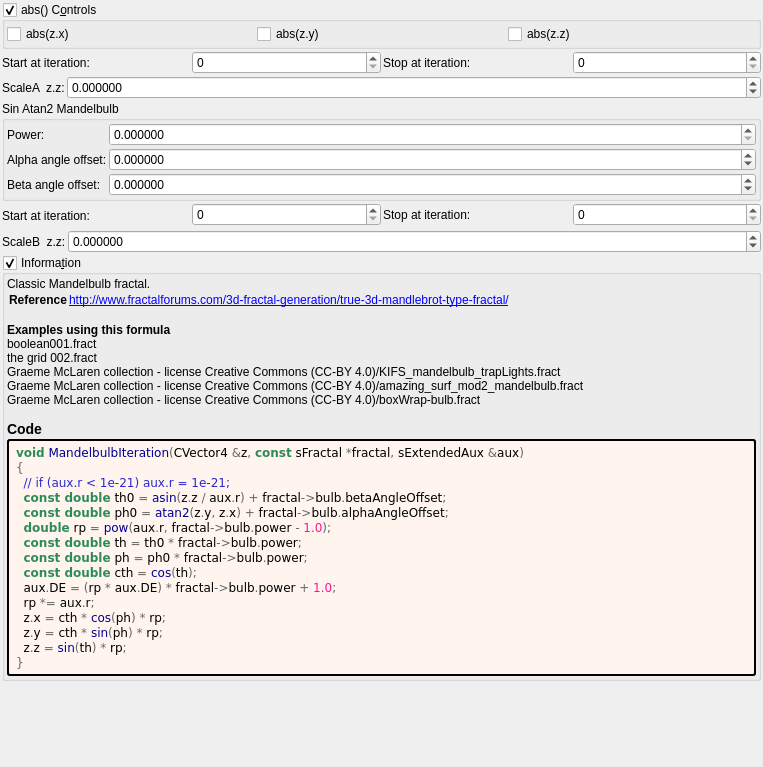
The window that mandelbulber2/formula/ui/mandelbulb_abs.ui (buddhi1980/mandelbulber2) describes before a commit, drawn with Qt 5.
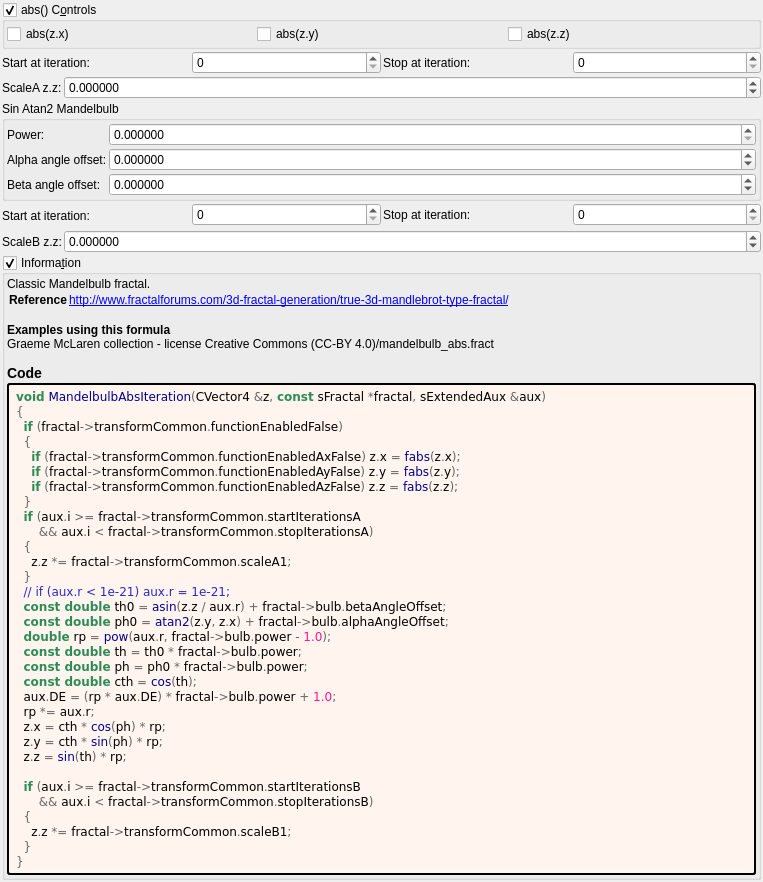
The same window after the commit. Custom widgets are drawn as their Qt base class.

Commit message: run populate scripts and codeStyleCheck

```diff
--- a/mandelbulber2/formula/ui/mandelbulb_abs.ui
+++ b/mandelbulber2/formula/ui/mandelbulb_abs.ui
@@ -167,7 +167,7 @@
      <item row="0" column="0" colspan="2">
       <widget class="QLabel" name="label_12">
        <property name="text">
-        <string>ScaleA  z.z:</string>
+        <string>ScaleA z.z:</string>
        </property>
       </widget>
      </item>
@@ -389,7 +389,7 @@
      <item row="0" column="0" colspan="2">
       <widget class="QLabel" name="label_13">
        <property name="text">
-        <string>ScaleB  z.z:</string>
+        <string>ScaleB z.z:</string>
        </property>
       </widget>
      </item>
@@ -429,7 +429,7 @@
 &lt;tr&gt;&lt;th&gt;Reference&lt;/th&gt;&lt;td&gt;&lt;a href=&quot;http://www.fractalforums.com/3d-fractal-generation/true-3d-mandlebrot-type-fractal/&quot;&gt;http://www.fractalforums.com/3d-fractal-generation/true-3d-mandlebrot-type-fractal/&lt;br&gt;
 &lt;/td&gt;&lt;/tr&gt;
 &lt;/table&gt;
-&lt;br&gt;&lt;b&gt;Examples using this formula&lt;/b&gt;&lt;br&gt;boolean001.fract&lt;br&gt;the grid 002.fract&lt;br&gt;Graeme McLaren  collection - license Creative Commons  (CC-BY 4.0)/KIFS_mandelbulb_trapLights.fract&lt;br&gt;Graeme McLaren  collection - license Creative Commons  (CC-BY 4.0)/amazing_surf_mod2_mandelbulb.fract&lt;br&gt;Graeme McLaren  collection - license Creative Commons  (CC-BY 4.0)/boxWrap-bulb.fract&lt;h3&gt;Code&lt;/h3&gt;</string>
+&lt;br&gt;&lt;b&gt;Examples using this formula&lt;/b&gt;&lt;br&gt;Graeme McLaren  collection - license Creative Commons  (CC-BY 4.0)/mandelbulb_abs.fract&lt;h3&gt;Code&lt;/h3&gt;</string>
         </property>
         <property name="wordWrap">
          <bool>true</bool>
@@ -449,8 +449,19 @@
         </property>
         <property name="text">
          <string notr="true">&lt;body style=&quot;background-color:#fff5ee&quot;&gt;
-&lt;pre style=&quot;color:#000000; background-color:#fff5ee;  font-family:'Courier New',monospace;&quot;&gt;&lt;span style=&quot;color:#2e8b57; font-weight:bold&quot;&gt;void&lt;/span&gt; &lt;span style=&quot;color:#00008f&quot;&gt;MandelbulbIteration&lt;/span&gt;&lt;span style=&quot;color:#676767&quot;&gt;(&lt;/span&gt;CVector4 &lt;span style=&quot;color:#676767&quot;&gt;&amp;amp;&lt;/span&gt;z&lt;span style=&quot;color:#676767&quot;&gt;,&lt;/span&gt; &lt;span style=&quot;color:#2e8b57; font-weight:bold&quot;&gt;const&lt;/span&gt; sFractal &lt;span style=&quot;color:#676767&quot;&gt;*&lt;/span&gt;fractal&lt;span style=&quot;color:#676767&quot;&gt;,&lt;/span&gt; sExtendedAux &lt;span style=&quot;color:#676767&quot;&gt;&amp;amp;&lt;/span&gt;aux&lt;span style=&quot;color:#676767&quot;&gt;)&lt;/span&gt;
+&lt;pre style=&quot;color:#000000; background-color:#fff5ee;  font-family:'Courier New',monospace;&quot;&gt;&lt;span style=&quot;color:#2e8b57; font-weight:bold&quot;&gt;void&lt;/span&gt; &lt;span style=&quot;color:#00008f&quot;&gt;MandelbulbAbsIteration&lt;/span&gt;&lt;span style=&quot;color:#676767&quot;&gt;(&lt;/span&gt;CVector4 &lt;span style=&quot;color:#676767&quot;&gt;&amp;amp;&lt;/span&gt;z&lt;span style=&quot;color:#676767&quot;&gt;,&lt;/span&gt; &lt;span style=&quot;color:#2e8b57; font-weight:bold&quot;&gt;const&lt;/span&gt; sFractal &lt;span style=&quot;color:#676767&quot;&gt;*&lt;/span&gt;fractal&lt;span style=&quot;color:#676767&quot;&gt;,&lt;/span&gt; sExtendedAux &lt;span style=&quot;color:#676767&quot;&gt;&amp;amp;&lt;/span&gt;aux&lt;span style=&quot;color:#676767&quot;&gt;)&lt;/span&gt;
 &lt;span style=&quot;color:#676767&quot;&gt;{&lt;/span&gt;
+  &lt;span style=&quot;color:#2e8b57; font-weight:bold&quot;&gt;if&lt;/span&gt; &lt;span style=&quot;color:#676767&quot;&gt;(&lt;/span&gt;fractal&lt;span style=&quot;color:#676767&quot;&gt;-&amp;gt;&lt;/span&gt;transformCommon&lt;span style=&quot;color:#676767&quot;&gt;.&lt;/span&gt;functionEnabledFalse&lt;span style=&quot;color:#676767&quot;&gt;)&lt;/span&gt;
+  &lt;span style=&quot;color:#676767&quot;&gt;{&lt;/span&gt;
+    &lt;span style=&quot;color:#2e8b57; font-weight:bold&quot;&gt;if&lt;/span&gt; &lt;span style=&quot;color:#676767&quot;&gt;(&lt;/span&gt;fractal&lt;span style=&quot;color:#676767&quot;&gt;-&amp;gt;&lt;/span&gt;transformCommon&lt;span style=&quot;color:#676767&quot;&gt;.&lt;/span&gt;functionEnabledAxFalse&lt;span style=&quot;color:#676767&quot;&gt;)&lt;/span&gt; z&lt;span style=&quot;color:#676767&quot;&gt;.&lt;/span&gt;x &lt;span style=&quot;color:#676767&quot;&gt;=&lt;/span&gt; &lt;span style=&quot;color:#00008f&quot;&gt;fabs&lt;/span&gt;&lt;span style=&quot;color:#676767&quot;&gt;(&lt;/span&gt;z&lt;span style=&quot;color:#676767&quot;&gt;.&lt;/span&gt;x&lt;span style=&quot;color:#676767&quot;&gt;);&lt;/span&gt;
+    &lt;span style=&quot;color:#2e8b57; font-weight:bold&quot;&gt;if&lt;/span&gt; &lt;span style=&quot;color:#676767&quot;&gt;(&lt;/span&gt;fractal&lt;span style=&quot;color:#676767&quot;&gt;-&amp;gt;&lt;/span&gt;transformCommon&lt;span style=&quot;color:#676767&quot;&gt;.&lt;/span&gt;functionEnabledAyFalse&lt;span style=&quot;color:#676767&quot;&gt;)&lt;/span&gt; z&lt;span style=&quot;color:#676767&quot;&gt;.&lt;/span&gt;y &lt;span style=&quot;color:#676767&quot;&gt;=&lt;/span&gt; &lt;span style=&quot;color:#00008f&quot;&gt;fabs&lt;/span&gt;&lt;span style=&quot;color:#676767&quot;&gt;(&lt;/span&gt;z&lt;span style=&quot;color:#676767&quot;&gt;.&lt;/span&gt;y&lt;span style=&quot;color:#676767&quot;&gt;);&lt;/span&gt;
+    &lt;span style=&quot;color:#2e8b57; font-weight:bold&quot;&gt;if&lt;/span&gt; &lt;span style=&quot;color:#676767&quot;&gt;(&lt;/span&gt;fractal&lt;span style=&quot;color:#676767&quot;&gt;-&amp;gt;&lt;/span&gt;transformCommon&lt;span style=&quot;color:#676767&quot;&gt;.&lt;/span&gt;functionEnabledAzFalse&lt;span style=&quot;color:#676767&quot;&gt;)&lt;/span&gt; z&lt;span style=&quot;color:#676767&quot;&gt;.&lt;/span&gt;z &lt;span style=&quot;color:#676767&quot;&gt;=&lt;/span&gt; &lt;span style=&quot;color:#00008f&quot;&gt;fabs&lt;/span&gt;&lt;span style=&quot;color:#676767&quot;&gt;(&lt;/span&gt;z&lt;span style=&quot;color:#676767&quot;&gt;.&lt;/span&gt;z&lt;span style=&quot;color:#676767&quot;&gt;);&lt;/span&gt;
+  &lt;span style=&quot;color:#676767&quot;&gt;}&lt;/span&gt;
+  &lt;span style=&quot;color:#2e8b57; font-weight:bold&quot;&gt;if&lt;/span&gt; &lt;span style=&quot;color:#676767&quot;&gt;(&lt;/span&gt;aux&lt;span style=&quot;color:#676767&quot;&gt;.&lt;/span&gt;i &lt;span style=&quot;color:#676767&quot;&gt;&amp;gt;=&lt;/span&gt; fractal&lt;span style=&quot;color:#676767&quot;&gt;-&amp;gt;&lt;/span&gt;transformCommon&lt;span style=&quot;color:#676767&quot;&gt;.&lt;/span&gt;startIterationsA
+      &lt;span style=&quot;color:#676767&quot;&gt;&amp;amp;&amp;amp;&lt;/span&gt; aux&lt;span style=&quot;color:#676767&quot;&gt;.&lt;/span&gt;i &lt;span style=&quot;color:#676767&quot;&gt;&amp;lt;&lt;/span&gt; fractal&lt;span style=&quot;color:#676767&quot;&gt;-&amp;gt;&lt;/span&gt;transformCommon&lt;span style=&quot;color:#676767&quot;&gt;.&lt;/span&gt;stopIterationsA&lt;span style=&quot;color:#676767&quot;&gt;)&lt;/span&gt;
+  &lt;span style=&quot;color:#676767&quot;&gt;{&lt;/span&gt;
+    z&lt;span style=&quot;color:#676767&quot;&gt;.&lt;/span&gt;z &lt;span style=&quot;color:#676767&quot;&gt;*=&lt;/span&gt; fractal&lt;span style=&quot;color:#676767&quot;&gt;-&amp;gt;&lt;/span&gt;transformCommon&lt;span style=&quot;color:#676767&quot;&gt;.&lt;/span&gt;scaleA1&lt;span style=&quot;color:#676767&quot;&gt;;&lt;/span&gt;
+  &lt;span style=&quot;color:#676767&quot;&gt;}&lt;/span&gt;
   &lt;span style=&quot;color:#2929cc&quot;&gt;// if (aux.r &amp;lt; 1e-21) aux.r = 1e-21;&lt;/span&gt;
   &lt;span style=&quot;color:#2e8b57; font-weight:bold&quot;&gt;const double&lt;/span&gt; th0 &lt;span style=&quot;color:#676767&quot;&gt;=&lt;/span&gt; &lt;span style=&quot;color:#00008f&quot;&gt;asin&lt;/span&gt;&lt;span style=&quot;color:#676767&quot;&gt;(&lt;/span&gt;z&lt;span style=&quot;color:#676767&quot;&gt;.&lt;/span&gt;z &lt;span style=&quot;color:#676767&quot;&gt;/&lt;/span&gt; aux&lt;span style=&quot;color:#676767&quot;&gt;.&lt;/span&gt;r&lt;span style=&quot;color:#676767&quot;&gt;) +&lt;/span&gt; fractal&lt;span style=&quot;color:#676767&quot;&gt;-&amp;gt;&lt;/span&gt;bulb&lt;span style=&quot;color:#676767&quot;&gt;.&lt;/span&gt;betaAngleOffset&lt;span style=&quot;color:#676767&quot;&gt;;&lt;/span&gt;
   &lt;span style=&quot;color:#2e8b57; font-weight:bold&quot;&gt;const double&lt;/span&gt; ph0 &lt;span style=&quot;color:#676767&quot;&gt;=&lt;/span&gt; &lt;span style=&quot;color:#00008f&quot;&gt;atan2&lt;/span&gt;&lt;span style=&quot;color:#676767&quot;&gt;(&lt;/span&gt;z&lt;span style=&quot;color:#676767&quot;&gt;.&lt;/span&gt;y&lt;span style=&quot;color:#676767&quot;&gt;,&lt;/span&gt; z&lt;span style=&quot;color:#676767&quot;&gt;.&lt;/span&gt;x&lt;span style=&quot;color:#676767&quot;&gt;) +&lt;/span&gt; fractal&lt;span style=&quot;color:#676767&quot;&gt;-&amp;gt;&lt;/span&gt;bulb&lt;span style=&quot;color:#676767&quot;&gt;.&lt;/span&gt;alphaAngleOffset&lt;span style=&quot;color:#676767&quot;&gt;;&lt;/span&gt;
@@ -463,6 +474,12 @@
   z&lt;span style=&quot;color:#676767&quot;&gt;.&lt;/span&gt;x &lt;span style=&quot;color:#676767&quot;&gt;=&lt;/span&gt; cth &lt;span style=&quot;color:#676767&quot;&gt;*&lt;/span&gt; &lt;span style=&quot;color:#00008f&quot;&gt;cos&lt;/span&gt;&lt;span style=&quot;color:#676767&quot;&gt;(&lt;/span&gt;ph&lt;span style=&quot;color:#676767&quot;&gt;) *&lt;/span&gt; rp&lt;span style=&quot;color:#676767&quot;&gt;;&lt;/span&gt;
   z&lt;span style=&quot;color:#676767&quot;&gt;.&lt;/span&gt;y &lt;span style=&quot;color:#676767&quot;&gt;=&lt;/span&gt; cth &lt;span style=&quot;color:#676767&quot;&gt;*&lt;/span&gt; &lt;span style=&quot;color:#00008f&quot;&gt;sin&lt;/span&gt;&lt;span style=&quot;color:#676767&quot;&gt;(&lt;/span&gt;ph&lt;span style=&quot;color:#676767&quot;&gt;) *&lt;/span&gt; rp&lt;span style=&quot;color:#676767&quot;&gt;;&lt;/span&gt;
   z&lt;span style=&quot;color:#676767&quot;&gt;.&lt;/span&gt;z &lt;span style=&quot;color:#676767&quot;&gt;=&lt;/span&gt; &lt;span style=&quot;color:#00008f&quot;&gt;sin&lt;/span&gt;&lt;span style=&quot;color:#676767&quot;&gt;(&lt;/span&gt;th&lt;span style=&quot;color:#676767&quot;&gt;) *&lt;/span&gt; rp&lt;span style=&quot;color:#676767&quot;&gt;;&lt;/span&gt;
+
+  &lt;span style=&quot;color:#2e8b57; font-weight:bold&quot;&gt;if&lt;/span&gt; &lt;span style=&quot;color:#676767&quot;&gt;(&lt;/span&gt;aux&lt;span style=&quot;color:#676767&quot;&gt;.&lt;/span&gt;i &lt;span style=&quot;color:#676767&quot;&gt;&amp;gt;=&lt;/span&gt; fractal&lt;span style=&quot;color:#676767&quot;&gt;-&amp;gt;&lt;/span&gt;transformCommon&lt;span style=&quot;color:#676767&quot;&gt;.&lt;/span&gt;startIterationsB
+      &lt;span style=&quot;color:#676767&quot;&gt;&amp;amp;&amp;amp;&lt;/span&gt; aux&lt;span style=&quot;color:#676767&quot;&gt;.&lt;/span&gt;i &lt;span style=&quot;color:#676767&quot;&gt;&amp;lt;&lt;/span&gt; fractal&lt;span style=&quot;color:#676767&quot;&gt;-&amp;gt;&lt;/span&gt;transformCommon&lt;span style=&quot;color:#676767&quot;&gt;.&lt;/span&gt;stopIterationsB&lt;span style=&quot;color:#676767&quot;&gt;)&lt;/span&gt;
+  &lt;span style=&quot;color:#676767&quot;&gt;{&lt;/span&gt;
+    z&lt;span style=&quot;color:#676767&quot;&gt;.&lt;/span&gt;z &lt;span style=&quot;color:#676767&quot;&gt;*=&lt;/span&gt; fractal&lt;span style=&quot;color:#676767&quot;&gt;-&amp;gt;&lt;/span&gt;transformCommon&lt;span style=&quot;color:#676767&quot;&gt;.&lt;/span&gt;scaleB1&lt;span style=&quot;color:#676767&quot;&gt;;&lt;/span&gt;
+  &lt;span style=&quot;color:#676767&quot;&gt;}&lt;/span&gt;
 &lt;span style=&quot;color:#676767&quot;&gt;}&lt;/span&gt;
 &lt;/pre&gt;
 &lt;/body&gt;</string>
```
Left out of the diff: 6 changed lines with no effect on the pictures. The commit also changes 129 other files.
